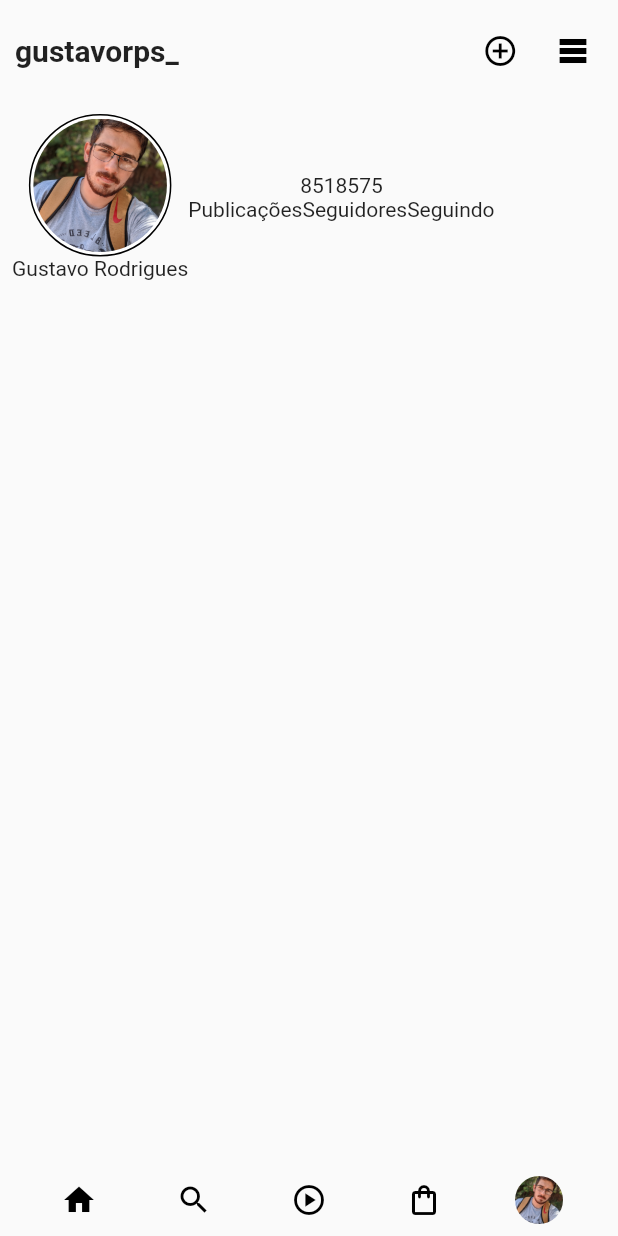
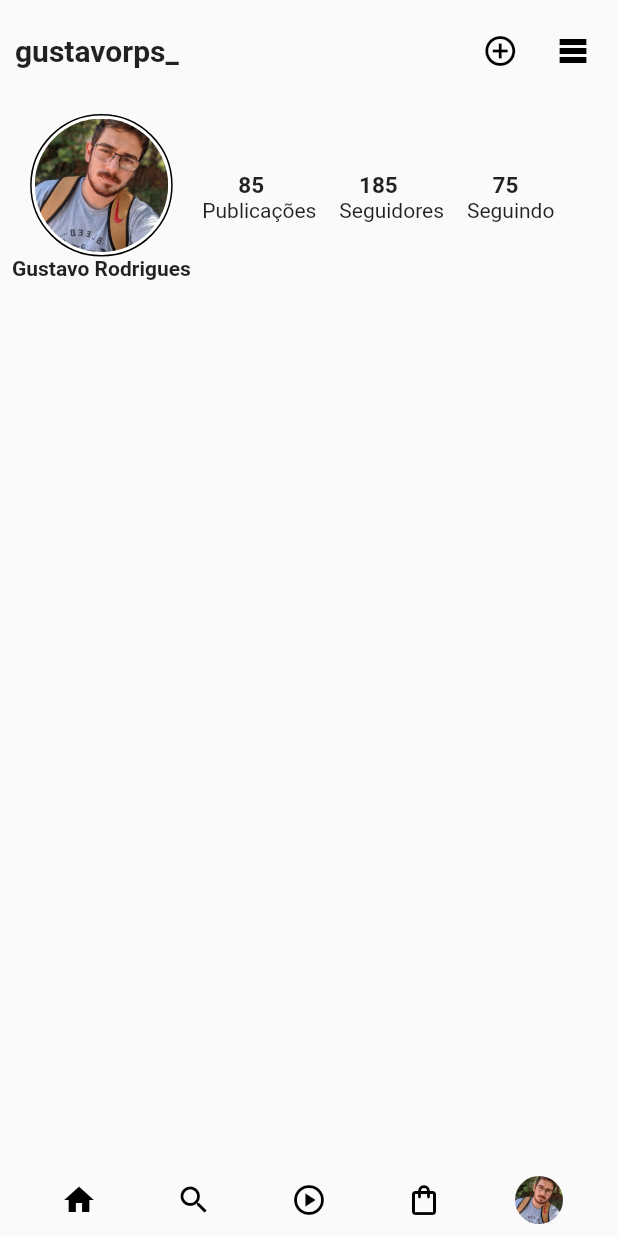
Before and after one commit to GustavoRodriguesDev/Perfil_instagram, a Flutter app: the screen it shows after launch, on a phone screen of 412 x 824 dp. Run offline on Flutter 3.47's test engine with Material 2 defaults, Android fonts, the phone set to English and light mode, and no system bars.

Commit message:
Unir os dados do perfil e a foto do perfil

```diff
--- a/lib/widget/dadoPerfil.dart
+++ b/lib/widget/dadoPerfil.dart
@@ -1,4 +1,4 @@
-// ignore_for_file: avoid_unnecessary_containers, prefer_const_literals_to_create_immutables, prefer_const_constructors
+// ignore_for_file: avoid_unnecessary_containers, prefer_const_literals_to_create_immutables, prefer_const_constructors, sized_box_for_whitespace
 
 import 'package:flutter/material.dart';
 import 'package:projeto_instagram/widget/imagePerfil.dart';
@@ -14,24 +14,42 @@ class DadosPerfil extends StatelessWidget {
         child: Row(
           children: [
             Column(
-              children: [ImagePerfil(), Text('Gustavo Rodrigues')],
+              children: [
+                ImagePerfil(),
+                Text('Gustavo Rodrigues',
+                    style:
+                        TextStyle(fontSize: 14, fontWeight: FontWeight.bold)),
+              ],
             ),
             Column(
               children: [
-                Row(
+                Container(
+                  width: 250,
+                  child: Row(
                     mainAxisAlignment: MainAxisAlignment.spaceAround,
                     children: [
-                    Text('85'),
-                    Text('185'),
-                    Text('75'),
+                      Text('85',
+                          style: TextStyle(
+                              fontSize: 15, fontWeight: FontWeight.bold)),
+                      Text('185',
+                          style: TextStyle(
+                              fontSize: 15, fontWeight: FontWeight.bold)),
+                      Text('75',
+                          style: TextStyle(
+                              fontSize: 15, fontWeight: FontWeight.bold)),
                     ],
                   ),
-                Row(
+                ),
+                Container(
+                  width: 250,
+                  child: Row(
+                    mainAxisAlignment: MainAxisAlignment.spaceAround,
                     children: [
                       Text('Publicações'),
                       Text('Seguidores'),
                       Text('Seguindo')
                     ],
+                  ),
                 )
               ],
             )
```
Also changed, not shown: lib/widget/BottonNavigator.dart (+5 -5 lines). Lines whose indentation alone changed are shown as unchanged.
